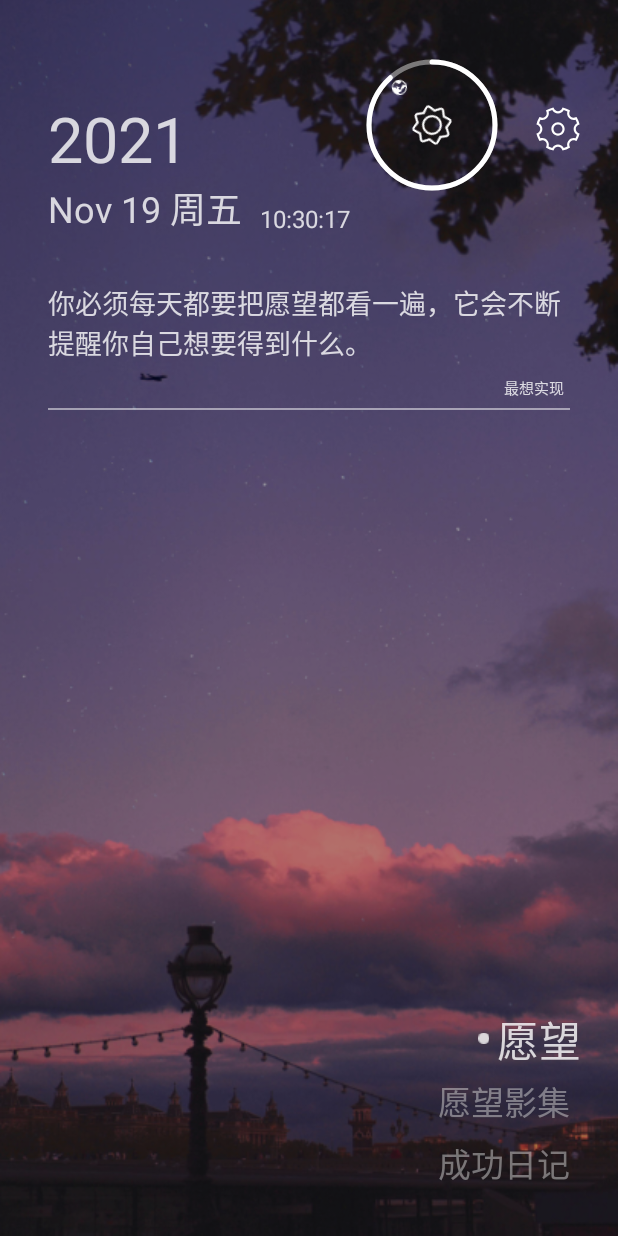
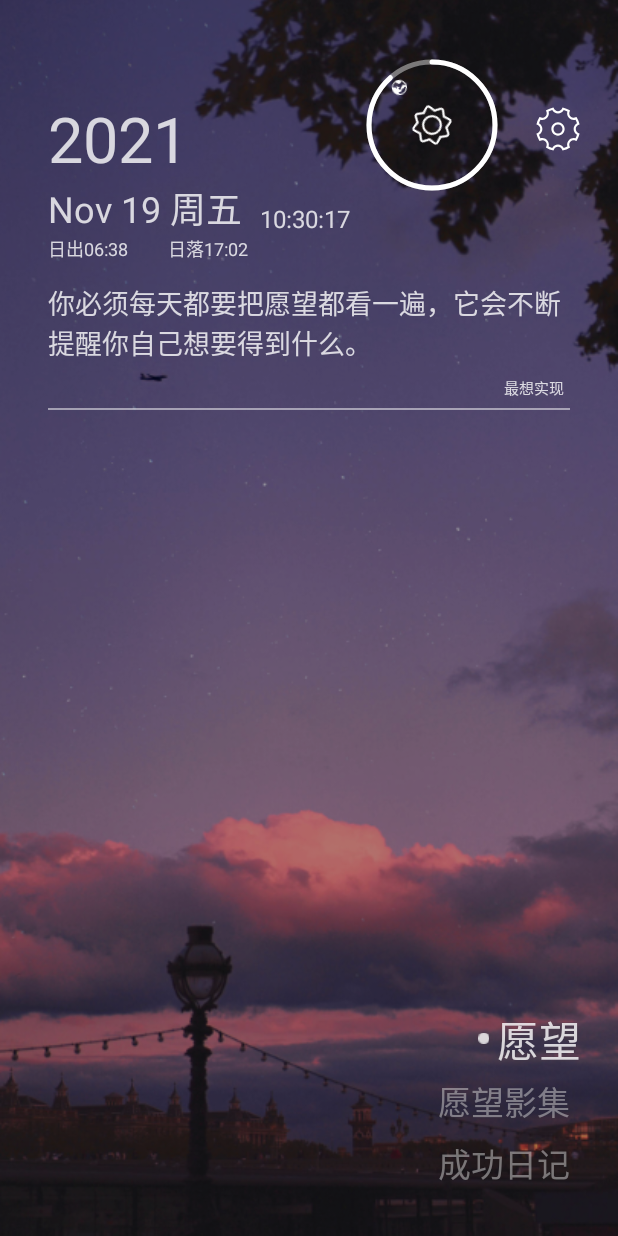
Before and after one commit to Dqc117266/PuppyMoney, an Android app: the WishActivity screen opened directly, with no data from a screen before it, after a tap on "2021", on a phone screen of 412 x 824 dp. Run offline under Robolectric (Android 15) with nearby library versions, the phone set to English and light mode, and no system bars; our stand-ins replace Room's generated code; libraries missing offline, so code that uses them is left out: com.gyf.barlibrary, com.hjq.permissions, com.plattysoft.leonids; Roboto replaces fonts that are not available here; 21 statements that could not run were skipped.

Commit message:
添加展示日出日落的ui

```diff
--- a/app/src/main/java/com/dqc/puppymoney/ui/activity/WishActivity.kt
+++ b/app/src/main/java/com/dqc/puppymoney/ui/activity/WishActivity.kt
@@ -31,6 +31,7 @@ import com.dqc.puppymoney.ui.fragment.WishListFragment
 import com.dqc.puppymoney.ui.fragment.WishPhotoAlbumFragment
 import com.dqc.puppymoney.util.DateUpdate
 import com.dqc.puppymoney.util.DisplayUtil
+import com.dqc.puppymoney.util.SunRiseSetJ
 import com.hjq.permissions.OnPermissionCallback
 import com.hjq.permissions.Permission
 import com.hjq.permissions.XXPermissions
@@ -39,6 +40,7 @@ import com.plattysoft.leonids.modifiers.AlphaModifier
 import com.plattysoft.leonids.modifiers.ScaleModifier
 import kotlinx.android.synthetic.main.activity_demo.*
 import kotlinx.android.synthetic.main.activity_wish.*
+import java.math.BigDecimal
 import java.util.*
 import kotlin.collections.ArrayList
 
@@ -182,6 +184,7 @@ class WishActivity : BaseActivity(), RadioGroup.OnCheckedChangeListener {
 
             if (wish_time_tv.visibility == View.GONE) {
                 wish_time_tv.visibility = View.VISIBLE
+                wish_sun_status_tv.visibility = View.VISIBLE
                 showTimeAnimator()
                 timedClose()
             } else if (wish_time_tv.visibility == View.VISIBLE) {
@@ -250,6 +253,19 @@ class WishActivity : BaseActivity(), RadioGroup.OnCheckedChangeListener {
         ObjectAnimator.ofFloat(wish_time_tv, "alpha", 0f, 1f)
                 .setDuration(200)
                 .start()
+
+        ObjectAnimator.ofFloat(wish_sun_status_tv, "translationY", -DisplayUtil.dip2px(this, 12), 0f)
+            .setDuration(200)
+            .start()
+        ObjectAnimator.ofFloat(wish_sun_status_tv, "alpha", 0f, 1f)
+            .setDuration(200)
+            .start()
+
+        var rise = "日出${SunRiseSetJ.getSunrise(BigDecimal(118.72),BigDecimal(32.00500), Date())}"
+        var set = "日落${SunRiseSetJ.getSunset(BigDecimal(118.72),BigDecimal(32.00500), Date())}"
+
+        wish_sun_status_tv.setText(rise + "\t\t" +set)
+
     }
 
     fun hideTimeAnimator() {
@@ -265,6 +281,19 @@ class WishActivity : BaseActivity(), RadioGroup.OnCheckedChangeListener {
             }
         })
         alpha.start()
+
+        ObjectAnimator.ofFloat(wish_sun_status_tv, "translationY", 0f, -DisplayUtil.dip2px(this, 12))
+            .setDuration(200)
+            .start()
+        var alphaSun = ObjectAnimator.ofFloat(wish_sun_status_tv, "alpha", 1f, 0f)
+        alphaSun.duration = 200
+        alphaSun.addListener(object : AnimatorListenerAdapter() {
+            override fun onAnimationEnd(animation: Animator?) {
+                super.onAnimationEnd(animation)
+                wish_sun_status_tv.visibility = View.GONE
+            }
+        })
+        alphaSun.start()
     }
 
     fun radioButtonAnimationCompose(previousPosition: Int, position: Int) {
--- a/app/src/main/java/com/dqc/puppymoney/util/SunRiseSetJ.java
+++ b/app/src/main/java/com/dqc/puppymoney/util/SunRiseSetJ.java
@@ -271,9 +271,17 @@ public class SunRiseSetJ {
 
                                     G_sun(t_century(days(year, month, date), UTo)))))), UTo, glong, glat, year, month, date);
 
-            return (int) (sunrise / 15 + 8) + ":" + (int) (60 * (sunrise / 15 + 8 - (int) (sunrise / 15 + 8)));
+            return numberAddZero((int) (sunrise / 15 + 8)) + ":" + numberAddZero((int) (60 * (sunrise / 15 + 8 - (int) (sunrise / 15 + 8))));
         }
         return null;
+    }
+
+    private static String numberAddZero(int num) {
+        if (num < 10) {
+            return "0" + num;
+        }
+
+        return "" + num;
     }
 
     // 日落
@@ -316,7 +324,7 @@ public class SunRiseSetJ {
                                     G_sun(t_century(days(year, month, date), UTo)))))), UTo, glong, glat, year, month, date);
 
 
-            return (int) (sunset / 15 + 8) + ":" + (int) (60 * (sunset / 15 + 8 - (int) (sunset / 15 + 8)));
+            return numberAddZero((int) (sunset / 15 + 8)) + ":" + numberAddZero((int) (60 * (sunset / 15 + 8 - (int) (sunset / 15 + 8))));
         }
         return null;
     }
--- a/app/src/main/res/layout/activity_wish.xml
+++ b/app/src/main/res/layout/activity_wish.xml
@@ -74,6 +74,18 @@
         android:textSize="16sp"/>
 
     <com.dqc.puppymoney.ui.view.CustomFontTextView
+        android:id="@+id/wish_sun_status_tv"
+        android:layout_width="wrap_content"
+        android:layout_height="wrap_content"
+        android:layout_below="@+id/wish_date_layout"
+        android:layout_gravity="center"
+        android:visibility="gone"
+        android:text="日出03:26   日落17:23"
+        android:layout_alignLeft="@+id/wish_date_layout"
+        android:textColor="@color/wish_time_year_text_color"
+        android:textSize="12sp"/>
+
+    <com.dqc.puppymoney.ui.view.CustomFontTextView
         android:id="@+id/wish_page_tips_tv"
         android:layout_width="wrap_content"
         android:layout_height="wrap_content"
@@ -108,6 +120,7 @@
         android:layout_marginRight="32dp"
         android:layout_marginBottom="32dp"
         android:gravity="right">
+
         <com.dqc.puppymoney.ui.view.CustomFontRadioButton
             android:id="@+id/wish_list_rb"
             android:layout_width="wrap_content"
@@ -118,6 +131,7 @@
             android:textColor="@color/wish_radio_btn_unselected_color"
             android:button="@null"
             android:background="@android:color/transparent"/>
+
         <com.dqc.puppymoney.ui.view.CustomFontRadioButton
             android:id="@+id/wish_photo_album_rb"
             android:layout_marginTop="8dp"
@@ -129,6 +143,7 @@
             android:textColor="@color/wish_radio_btn_unselected_color"
             android:button="@null"
             android:background="@android:color/transparent"/>
+
         <com.dqc.puppymoney.ui.view.CustomFontRadioButton
             android:id="@+id/wish_success_diary_rb"
             android:layout_marginTop="8dp"
@@ -140,6 +155,7 @@
             android:textColor="@color/wish_radio_btn_unselected_color"
             android:button="@null"
             android:background="@android:color/transparent"/>
+
     </RadioGroup>
 
     <View
```
